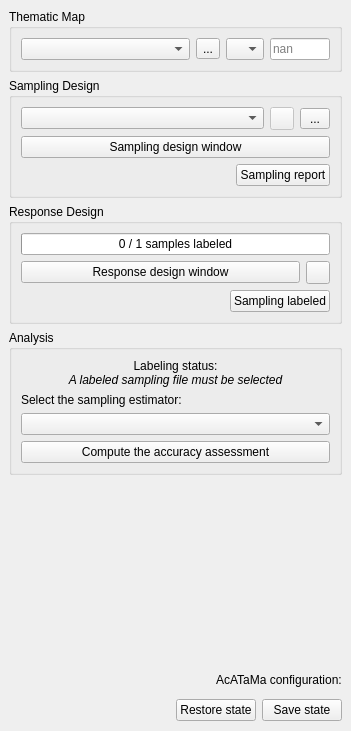
SMByC/AcATaMa, file ui/acatama_dockwidget.ui: the form before one commit.
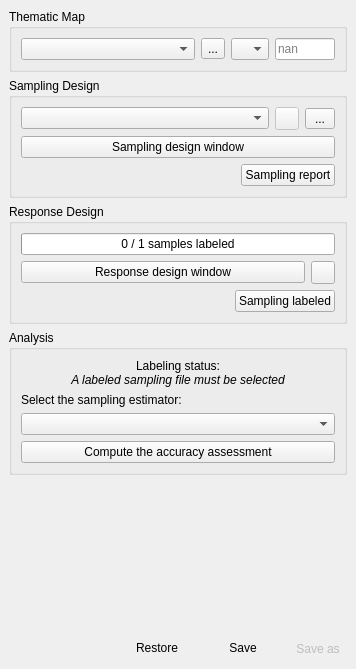
The form after the commit. Icons and pictures are not drawn. Custom widgets are drawn as their Qt base class.

Commit message: Improve the handling of saving configuration with two buttons: one as the default for overwriting the current config file and another for selecting a new config file. Also, make improvements to the exit dialog with an option to save and exit.

The edit to the form file:
```diff
--- a/ui/acatama_dockwidget.ui
+++ b/ui/acatama_dockwidget.ui
@@ -6,8 +6,8 @@
    <rect>
     <x>0</x>
     <y>0</y>
-    <width>351</width>
-    <height>731</height>
+    <width>356</width>
+    <height>669</height>
    </rect>
   </property>
   <property name="windowTitle">
@@ -52,8 +52,8 @@
         <rect>
          <x>0</x>
          <y>0</y>
-         <width>351</width>
-         <height>629</height>
+         <width>356</width>
+         <height>593</height>
         </rect>
        </property>
        <layout class="QVBoxLayout" name="verticalLayout">
@@ -562,41 +562,6 @@
       </widget>
      </widget>
     </item>
-    <item>
-     <widget class="QWidget" name="widget_9" native="true">
-      <layout class="QHBoxLayout" name="horizontalLayout_9">
-       <property name="bottomMargin">
-        <number>0</number>
-       </property>
-       <item>
-        <spacer name="horizontalSpacer_4">
-         <property name="orientation">
-          <enum>Qt::Horizontal</enum>
-         </property>
-         <property name="sizeHint" stdset="0">
-          <size>
-           <width>40</width>
-           <height>20</height>
-          </size>
-         </property>
-        </spacer>
-       </item>
-       <item>
-        <widget class="QLabel" name="label_3">
-         <property name="text">
-          <string>AcATaMa configuration:</string>
-         </property>
-         <property name="alignment">
-          <set>Qt::AlignJustify|Qt::AlignVCenter</set>
-         </property>
-         <property name="wordWrap">
-          <bool>false</bool>
-         </property>
-        </widget>
-       </item>
-      </layout>
-     </widget>
-    </item>
     <item>
      <widget class="QWidget" name="widget_plugin_info" native="true">
       <layout class="QHBoxLayout" name="horizontalLayout_25">
@@ -614,19 +579,6 @@
          </property>
         </widget>
        </item>
-       <item>
-        <spacer name="horizontalSpacer_10">
-         <property name="orientation">
-          <enum>Qt::Horizontal</enum>
-         </property>
-         <property name="sizeHint" stdset="0">
-          <size>
-           <width>40</width>
-           <height>20</height>
-          </size>
-         </property>
-        </spacer>
-       </item>
        <item>
         <widget class="QToolButton" name="QPBtn_PluginClearReload">
          <property name="sizePolicy">
@@ -651,17 +603,33 @@
         </widget>
        </item>
        <item>
-        <widget class="QPushButton" name="QPBtn_RestoreAcatamaState">
+        <spacer name="horizontalSpacer_10">
+         <property name="orientation">
+          <enum>Qt::Horizontal</enum>
+         </property>
+         <property name="sizeHint" stdset="0">
+          <size>
+           <width>40</width>
+           <height>20</height>
+          </size>
+         </property>
+        </spacer>
+       </item>
+       <item>
+        <widget class="QPushButton" name="QPBtn_RestoreAcatamaConfig">
          <property name="toolTip">
           <string>&lt;html&gt;&lt;head/&gt;&lt;body&gt;&lt;p&gt;Restore to a previous saved of AcATaMa configuration and state.&lt;/p&gt;&lt;p&gt;It is recommended to &lt;span style=&quot; font-style:italic;&quot;&gt;Clear/Reload&lt;/span&gt; the plugin and restore the Qgis project before restore the AcATaMa configuration and state.&lt;/p&gt;&lt;/body&gt;&lt;/html&gt;</string>
          </property>
          <property name="text">
-          <string>Restore state</string>
+          <string>Restore</string>
          </property>
          <property name="icon">
           <iconset>
            <normaloff>:/plugins/AcATaMa/icons/open.svg</normaloff>:/plugins/AcATaMa/icons/open.svg</iconset>
          </property>
+         <property name="flat">
+          <bool>true</bool>
+         </property>
         </widget>
        </item>
        <item>
@@ -670,11 +638,40 @@
           <string>&lt;html&gt;&lt;head/&gt;&lt;body&gt;&lt;p&gt;Save all configurations and states of AcATaMa, including sampling design, response design state, label states, buttons, configuration dialogs, response design view settings, navigation, analysis settings, and more.&lt;/p&gt;&lt;p&gt;AcATaMa will save relative paths to the YAML file only if the layers are in the same directory or subdirectory tree as the YAML file, making it a portable and shareable project.&lt;/p&gt;&lt;p&gt;(Optional) Save the Qgis project along with this configuration file when using remote/network layers.&lt;/p&gt;&lt;/body&gt;&lt;/html&gt;</string>
          </property>
          <property name="text">
-          <string>Save state</string>
+          <string>Save</string>
          </property>
          <property name="icon">
           <iconset>
            <normaloff>:/plugins/AcATaMa/icons/save.svg</normaloff>:/plugins/AcATaMa/icons/save.svg</iconset>
+         </property>
+         <property name="flat">
+          <bool>true</bool>
+         </property>
+        </widget>
+       </item>
+       <item>
+        <widget class="QToolButton" name="QPBtn_SaveAsAcatamaConfig">
+         <property name="enabled">
+          <bool>false</bool>
+         </property>
+         <property name="cursor">
+          <cursorShape>PointingHandCursor</cursorShape>
+         </property>
+         <property name="toolTip">
+          <string>&lt;html&gt;&lt;head/&gt;&lt;body&gt;&lt;p&gt;&lt;span style=&quot; font-weight:600;&quot;&gt;Save As&lt;/span&gt;&lt;br/&gt;Save the current AcATaMa configuration to a different YAML file.&lt;/p&gt;&lt;/body&gt;&lt;/html&gt;</string>
+         </property>
+         <property name="text">
+          <string>Save as</string>
+         </property>
+         <property name="icon">
+          <iconset>
+           <normaloff>:/plugins/AcATaMa/icons/save_as.svg</normaloff>:/plugins/AcATaMa/icons/save_as.svg</iconset>
+         </property>
+         <property name="toolButtonStyle">
+          <enum>Qt::ToolButtonIconOnly</enum>
+         </property>
+         <property name="autoRaise">
+          <bool>true</bool>
          </property>
         </widget>
        </item>
```
Left out of the diff: 6 changed lines with no effect on the pictures. The commit also changes 4 other files.
